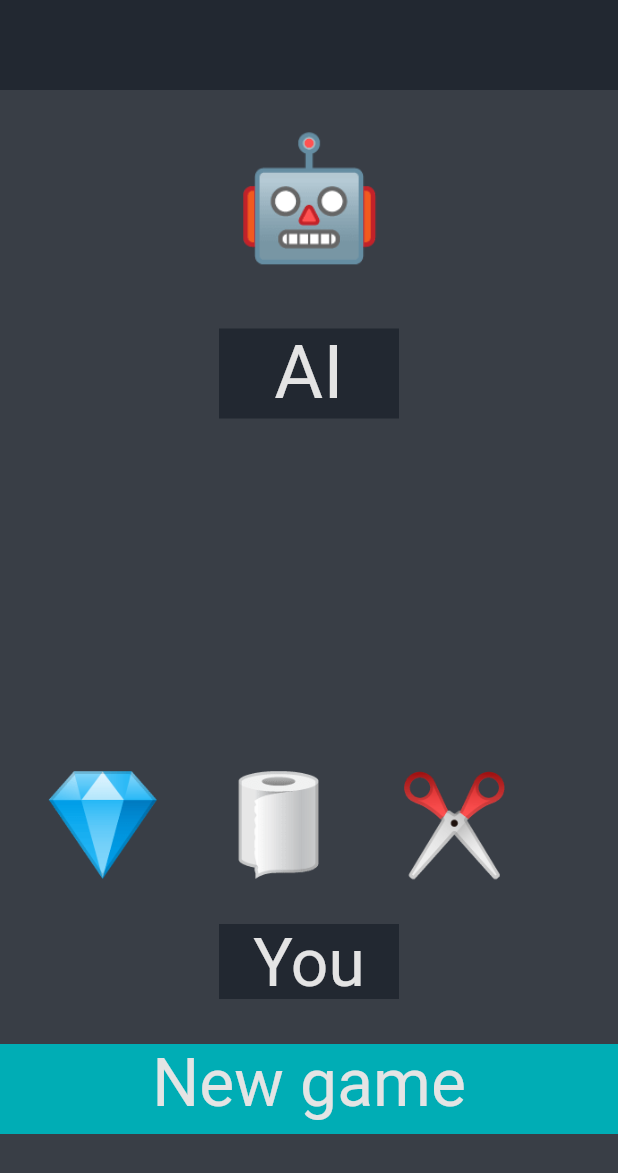
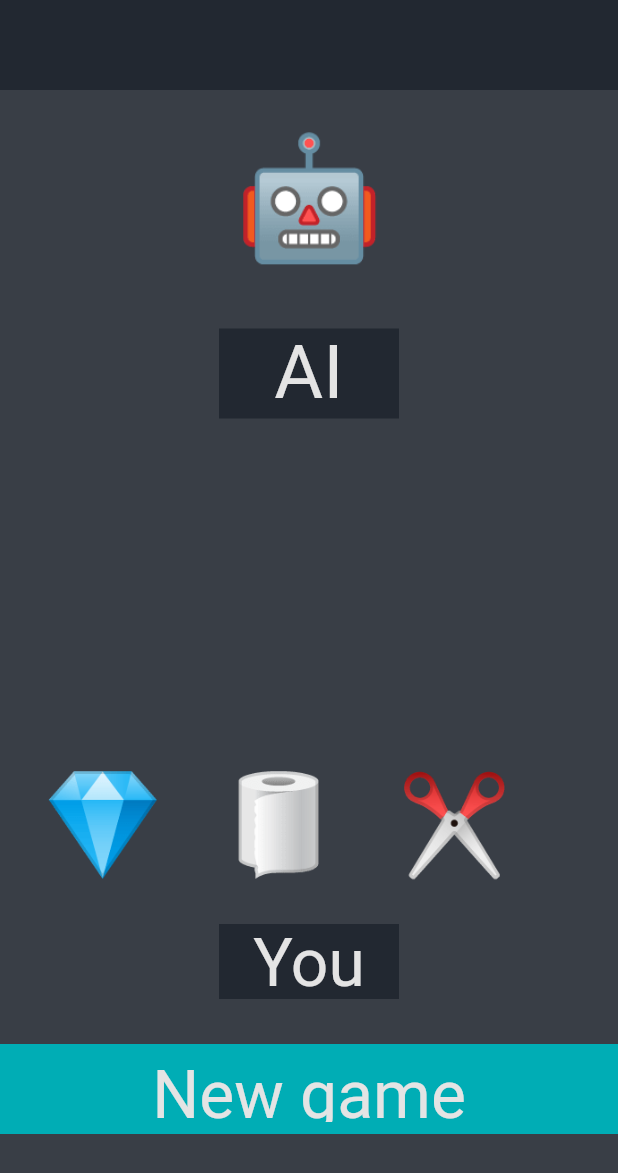
Before and after one commit to rahul-chaudhary/RockPaperAndScissors, a Flutter app: the screen it shows after launch, on a phone screen of 412 x 824 dp. Shown: the top 1173 px of the screen. Run offline on Flutter 3.47's test engine with Material 2 defaults, Android fonts, the phone set to English and light mode, and no system bars; our stand-ins replace fluttertoast, google_fonts.

Commit message:
Updated button, top bar

```diff
--- a/lib/main.dart
+++ b/lib/main.dart
@@ -35,7 +35,7 @@ class MyHomePage extends StatefulWidget {
 }
 
 class _MyHomePageState extends State<MyHomePage> {
-  int selected = 1;
+  int selected = 0;
   bool newGame = false;
   var ran = Random();
   String aiTxt = "🤖";
@@ -50,6 +50,9 @@ class _MyHomePageState extends State<MyHomePage> {
 
     if (newGame == true) {
       switch (selected) {
+        case 0:
+          aiTxt = "🤖";
+          break;
         case 1:
           int ai = ran.nextInt(3) + 1;
           if (ai == 1) {
@@ -213,13 +216,18 @@ class _MyHomePageState extends State<MyHomePage> {
               width: double.infinity,
               height: 60,
               color: clr.clrTeal,
-              child: Text(
-                "New game",
-                textAlign: TextAlign.center,
-                style: TextStyle(
-                  fontSize: 44,
-                  color: clr.clrGrey,
+              child: TextButton(
+                style: TextButton.styleFrom(
+                  primary: clr.clrGrey,
+                  textStyle: GoogleFonts.courierPrime(fontSize: 44),
                 ),
+                onPressed: () {
+                  setState(() {
+                    selected = 0;
+                    gameStatus = " ";
+                  });
+                },
+                child: const Text("New game"),
               ),
             ),
           ],
```
